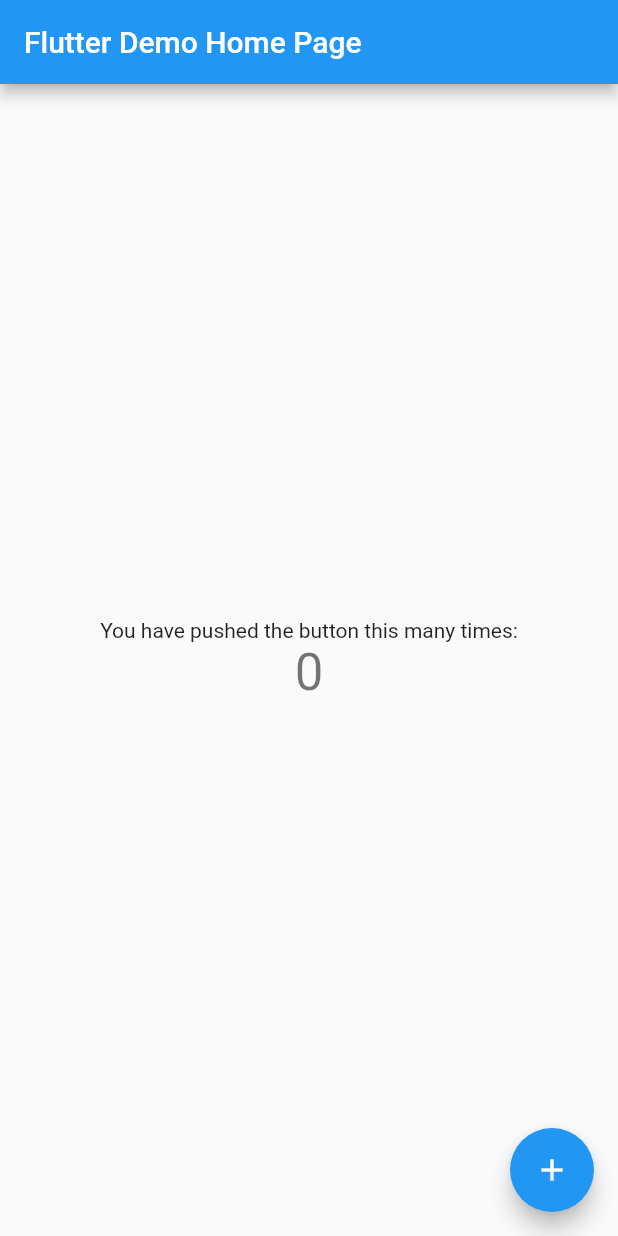
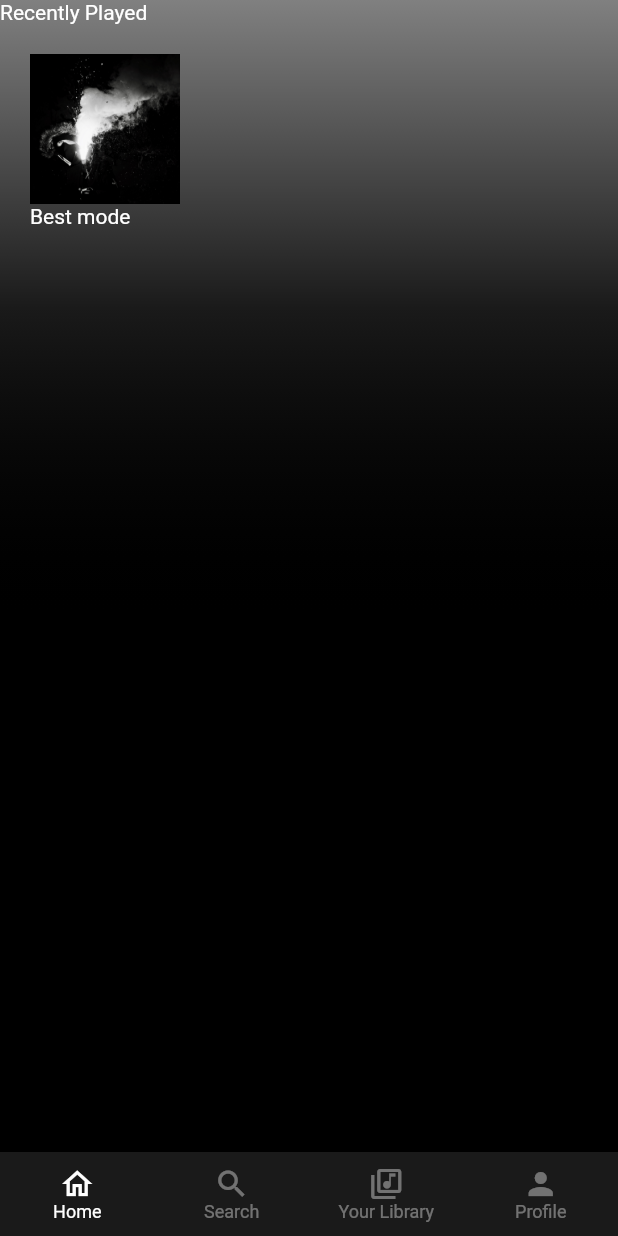
Before and after one commit to eryklorenc/spotify_ui_clone, a Flutter app: the screen it shows after launch, on a phone screen of 412 x 824 dp. Run offline on Flutter 3.47's test engine with Material 2 defaults, Android fonts, the phone set to English and light mode, and no system bars.

Commit message:
Add tabbar and first album

```diff
--- a/lib/main.dart
+++ b/lib/main.dart
@@ -1,115 +1,35 @@
 import 'package:flutter/material.dart';
+import 'package:spotify_ui_clone/navigations/tabbar.dart';
 
 void main() {
   runApp(const MyApp());
 }
 
-class MyApp extends StatelessWidget {
+class MyApp extends StatefulWidget {
   const MyApp({super.key});
 
-  // This widget is the root of your application.
+  @override
+  State<MyApp> createState() => _MyAppState();
+}
+
+class _MyAppState extends State<MyApp> {
   @override
   Widget build(BuildContext context) {
     return MaterialApp(
-      title: 'Flutter Demo',
-      theme: ThemeData(
-        // This is the theme of your application.
-        //
-        // Try running your application with "flutter run". You'll see the
-        // application has a blue toolbar. Then, without quitting the app, try
-        // changing the primarySwatch below to Colors.green and then invoke
-        // "hot reload" (press "r" in the console where you ran "flutter run",
-        // or simply save your changes to "hot reload" in a Flutter IDE).
-        // Notice that the counter didn't reset back to zero; the application
-        // is not restarted.
-        primarySwatch: Colors.blue,
+      debugShowCheckedModeBanner: false,
+      themeMode: ThemeMode.dark,
+      darkTheme: ThemeData(
+        scaffoldBackgroundColor: Colors.black,
+        brightness: Brightness.dark,
+        bottomNavigationBarTheme: const BottomNavigationBarThemeData(
+            backgroundColor: Colors.white10,
+            type: BottomNavigationBarType.fixed,
+            selectedLabelStyle: TextStyle(fontSize: 12),
+            unselectedLabelStyle: TextStyle(fontSize: 12),
+            selectedItemColor: Colors.white,
+            unselectedItemColor: Colors.white38),
       ),
-      home: const MyHomePage(title: 'Flutter Demo Home Page'),
+      home: const Tabbar(),
     );
   }
 }
-
-class MyHomePage extends StatefulWidget {
-  const MyHomePage({super.key, required this.title});
-
-  // This widget is the home page of your application. It is stateful, meaning
-  // that it has a State object (defined below) that contains fields that affect
-  // how it looks.
-
-  // This class is the configuration for the state. It holds the values (in this
-  // case the title) provided by the parent (in this case the App widget) and
-  // used by the build method of the State. Fields in a Widget subclass are
-  // always marked "final".
-
-  final String title;
-
-  @override
-  State<MyHomePage> createState() => _MyHomePageState();
-}
-
-class _MyHomePageState extends State<MyHomePage> {
-  int _counter = 0;
-
-  void _incrementCounter() {
-    setState(() {
-      // This call to setState tells the Flutter framework that something has
-      // changed in this State, which causes it to rerun the build method below
-      // so that the display can reflect the updated values. If we changed
-      // _counter without calling setState(), then the build method would not be
-      // called again, and so nothing would appear to happen.
-      _counter++;
-    });
-  }
-
-  @override
-  Widget build(BuildContext context) {
-    // This method is rerun every time setState is called, for instance as done
-    // by the _incrementCounter method above.
-    //
-    // The Flutter framework has been optimized to make rerunning build methods
-    // fast, so that you can just rebuild anything that needs updating rather
-    // than having to individually change instances of widgets.
-    return Scaffold(
-      appBar: AppBar(
-        // Here we take the value from the MyHomePage object that was created by
-        // the App.build method, and use it to set our appbar title.
-        title: Text(widget.title),
-      ),
-      body: Center(
-        // Center is a layout widget. It takes a single child and positions it
-        // in the middle of the parent.
-        child: Column(
-          // Column is also a layout widget. It takes a list of children and
-          // arranges them vertically. By default, it sizes itself to fit its
-          // children horizontally, and tries to be as tall as its parent.
-          //
-          // Invoke "debug painting" (press "p" in the console, choose the
-          // "Toggle Debug Paint" action from the Flutter Inspector in Android
-          // Studio, or the "Toggle Debug Paint" command in Visual Studio Code)
-          // to see the wireframe for each widget.
-          //
-          // Column has various properties to control how it sizes itself and
-          // how it positions its children. Here we use mainAxisAlignment to
-          // center the children vertically; the main axis here is the vertical
-          // axis because Columns are vertical (the cross axis would be
-          // horizontal).
-          mainAxisAlignment: MainAxisAlignment.center,
-          children: <Widget>[
-            const Text(
-              'You have pushed the button this many times:',
-            ),
-            Text(
-              '$_counter',
-              style: Theme.of(context).textTheme.headlineMedium,
-            ),
-          ],
-        ),
-      ),
-      floatingActionButton: FloatingActionButton(
-        onPressed: _incrementCounter,
-        tooltip: 'Increment',
-        child: const Icon(Icons.add),
-      ), // This trailing comma makes auto-formatting nicer for build methods.
-    );
-  }
-}
--- /dev/null
+++ b/lib/navigations/tabbar.dart
@@ -0,0 +1,83 @@
+import 'package:flutter/material.dart';
+import 'package:spotify_ui_clone/views/home.dart';
+import 'package:spotify_ui_clone/views/library.dart';
+import 'package:spotify_ui_clone/views/profile.dart';
+import 'package:spotify_ui_clone/views/search.dart';
+
+class Tabbar extends StatefulWidget {
+  const Tabbar({super.key});
+
+  @override
+  TabbarState createState() => TabbarState();
+}
+
+class TabbarState extends State<Tabbar> {
+  var currentIndex = 0;
+
+  @override
+  Widget build(BuildContext context) {
+    return Scaffold(
+      bottomNavigationBar: BottomNavigationBar(
+          currentIndex: currentIndex,
+          onTap: (tabIndex) {
+            setState(() {
+              currentIndex = tabIndex;
+            });
+          },
+          items: const [
+            BottomNavigationBarItem(
+                icon: Icon(Icons.home_outlined), label: 'Home'),
+            BottomNavigationBarItem(
+                icon: Icon(Icons.search_outlined), label: 'Search'),
+            BottomNavigationBarItem(
+                icon: Icon(Icons.library_music_outlined),
+                label: 'Your Library'),
+            BottomNavigationBarItem(icon: Icon(Icons.person), label: 'Profile'),
+          ]),
+      body: Builder(builder: (context) {
+        if (currentIndex == 0) {
+          return const HomeView();
+        }
+        if (currentIndex == 1) {
+          return const SearchView();
+        }
+
+        if (currentIndex == 2) {
+          return const LibraryView();
+        }
+
+        if (currentIndex == 3) {
+          return const ProfileView();
+        }
+        return Stack(children: [
+          renderView(
+            0,
+            const HomeView(),
+          ),
+          renderView(
+            1,
+            const SearchView(),
+          ),
+          renderView(
+            2,
+            const LibraryView(),
+          ),
+          renderView(
+            3,
+            const ProfileView(),
+          ),
+        ]);
+      }),
+    );
+  }
+
+  Widget renderView(int tabIndex, Widget view) {
+    return IgnorePointer(
+      ignoring: currentIndex != tabIndex,
+      child: Opacity(
+        opacity: currentIndex == 0 ? 1 : 0,
+        child: view,
+      ),
+    );
+  }
+}
--- /dev/null
+++ b/lib/views/home.dart
@@ -0,0 +1,68 @@
+import 'package:flutter/material.dart';
+
+class HomeView extends StatefulWidget {
+  const HomeView({super.key});
+
+  @override
+  State<HomeView> createState() => _HomeView();
+}
+
+class _HomeView extends State<HomeView> {
+  @override
+  Widget build(BuildContext context) {
+    return Scaffold(
+      body: Stack(
+        alignment: Alignment.topLeft,
+        children: [
+          Container(
+            width: MediaQuery.of(context).size.width,
+            height: MediaQuery.of(context).size.height * .5,
+            decoration: BoxDecoration(
+              gradient: LinearGradient(
+                begin: Alignment.topCenter,
+                end: Alignment.bottomCenter,
+                colors: [
+                  Colors.white.withOpacity(0.5),
+                  Colors.white.withOpacity(0.1),
+                  Colors.black.withOpacity(0)
+                ],
+              ),
+            ),
+          ),
+          SingleChildScrollView(
+            physics: const BouncingScrollPhysics(),
+            child: SafeArea(
+              child: Column(
+                crossAxisAlignment: CrossAxisAlignment.start,
+                mainAxisAlignment: MainAxisAlignment.start,
+                children: [
+                  const Text('Recently Played'),
+                  SingleChildScrollView(
+                    scrollDirection: Axis.horizontal,
+                    physics: const BouncingScrollPhysics(),
+                    padding: const EdgeInsets.all(20),
+                    child: Row(
+                      children: [
+                        Column(
+                          crossAxisAlignment: CrossAxisAlignment.start,
+                          children: [
+                            Image.asset(
+                              'assets/album4.jpg',
+                              width: 100,
+                              height: 100,
+                            ),
+                            const Text('Best mode'),
+                          ],
+                        )
+                      ],
+                    ),
+                  )
+                ],
+              ),
+            ),
+          )
+        ],
+      ),
+    );
+  }
+}
--- /dev/null
+++ b/lib/views/library.dart
@@ -0,0 +1,19 @@
+import 'package:flutter/material.dart';
+
+class LibraryView extends StatefulWidget {
+  const LibraryView({super.key});
+
+  @override
+  State<LibraryView> createState() => _LibraryViewState();
+}
+
+class _LibraryViewState extends State<LibraryView> {
+  @override
+  Widget build(BuildContext context) {
+    return const Scaffold(
+      body: Center(
+        child: Text('Library Works'),
+      ),
+    );
+  }
+}
--- /dev/null
+++ b/lib/views/profile.dart
@@ -0,0 +1,19 @@
+import 'package:flutter/material.dart';
+
+class ProfileView extends StatefulWidget {
+  const ProfileView({super.key});
+
+  @override
+  State<ProfileView> createState() => _ProfileViewState();
+}
+
+class _ProfileViewState extends State<ProfileView> {
+  @override
+  Widget build(BuildContext context) {
+    return const Scaffold(
+      body: Center(
+        child: Text('Profile Works'),
+      ),
+    );
+  }
+}
--- /dev/null
+++ b/lib/views/search.dart
@@ -0,0 +1,19 @@
+import 'package:flutter/material.dart';
+
+class SearchView extends StatefulWidget {
+  const SearchView({super.key});
+
+  @override
+  State<SearchView> createState() => _SearchViewState();
+}
+
+class _SearchViewState extends State<SearchView> {
+  @override
+  Widget build(BuildContext context) {
+    return const Scaffold(
+      body: Center(
+        child: Text('Search Works'),
+      ),
+    );
+  }
+}
--- a/pubspec.yaml
+++ b/pubspec.yaml
@@ -59,9 +59,8 @@ flutter:
   uses-material-design: true
 
   # To add assets to your application, add an assets section, like this:
-  # assets:
-  #   - images/a_dot_burr.jpeg
-  #   - images/a_dot_ham.jpeg
+  assets:
+    - assets/
 
   # An image asset can refer to one or more resolution-specific "variants", see
   # https://flutter.dev/assets-and-images/#resolution-aware
```
Also changed, not shown: assets/album1.jpg (added), assets/album10.jpg (added), assets/album11.jpg (added), assets/album12.jpg (added), assets/album13.jpg (added), assets/album2.jpg (added), assets/album3.jpg (added), assets/album4.jpg (added), assets/album5.jpg (added), assets/album6.jpg (added), assets/album9.jpg (added).
